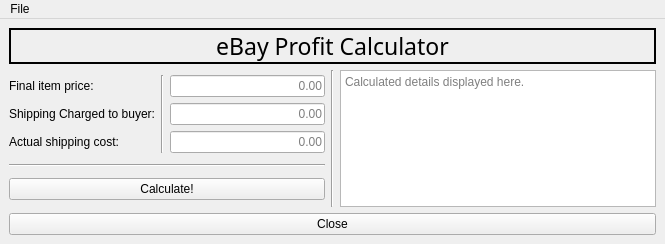
The window that calcwindow.ui (bytePro17124/eBayFeeCalculator) describes before a commit, drawn with Qt 5.
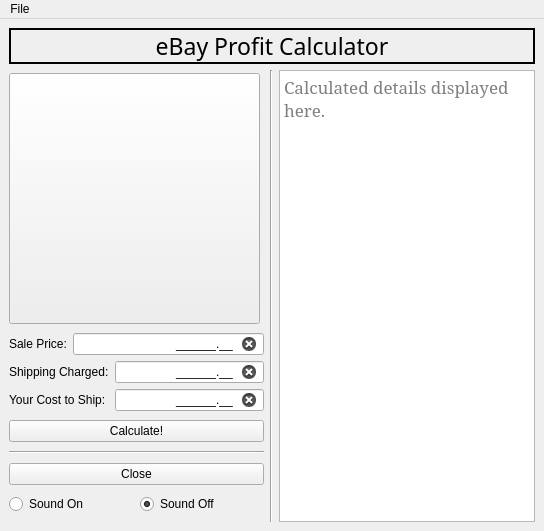
The same window after the commit.

Patch:
```diff
--- a/calcwindow.ui
+++ b/calcwindow.ui
@@ -6,18 +6,16 @@
    <rect>
     <x>0</x>
     <y>0</y>
-    <width>665</width>
-    <height>244</height>
+    <width>544</width>
+    <height>531</height>
    </rect>
   </property>
   <property name="windowTitle">
    <string>eBay Profit Calculator</string>
   </property>
   <widget class="QWidget" name="centralwidget">
-   <layout class="QVBoxLayout" name="verticalLayout_5">
-    <item>
-     <layout class="QVBoxLayout" name="verticalLayout_4">
-      <item>
+   <layout class="QGridLayout" name="gridLayout_2">
+    <item row="0" column="0">
        <widget class="QLabel" name="label_4">
         <property name="font">
          <font>
@@ -36,101 +34,128 @@
         </property>
        </widget>
       </item>
-      <item>
+    <item row="1" column="0">
        <layout class="QHBoxLayout" name="horizontalLayout_2">
         <item>
-         <layout class="QVBoxLayout" name="verticalLayout_3">
-          <item>
-           <layout class="QHBoxLayout" name="horizontalLayout">
-            <item>
              <layout class="QVBoxLayout" name="verticalLayout">
               <item>
+         <widget class="QPushButton" name="PepperBay_button">
+          <property name="enabled">
+           <bool>true</bool>
+          </property>
+          <property name="sizePolicy">
+           <sizepolicy hsizetype="Maximum" vsizetype="Maximum">
+            <horstretch>251</horstretch>
+            <verstretch>251</verstretch>
+           </sizepolicy>
+          </property>
+          <property name="minimumSize">
+           <size>
+            <width>251</width>
+            <height>251</height>
+           </size>
+          </property>
+          <property name="cursor">
+           <cursorShape>PointingHandCursor</cursorShape>
+          </property>
+          <property name="layoutDirection">
+           <enum>Qt::LeftToRight</enum>
+          </property>
+          <property name="text">
+           <string/>
+          </property>
+         </widget>
+        </item>
+        <item>
+         <layout class="QGridLayout" name="gridLayout">
+          <item row="0" column="0">
                <widget class="QLabel" name="label">
-                <property name="font">
-                 <font>
-                  <pointsize>9</pointsize>
-                 </font>
-                </property>
                 <property name="text">
-                 <string>Final item price:</string>
+             <string>Sale Price:</string>
                 </property>
                </widget>
               </item>
-              <item>
-               <widget class="QLabel" name="label_2">
-                <property name="font">
-                 <font>
-                  <pointsize>9</pointsize>
-                 </font>
-                </property>
-                <property name="text">
-                 <string>Shipping Charged to buyer:</string>
-                </property>
-               </widget>
-              </item>
-              <item>
-               <widget class="QLabel" name="label_3">
-                <property name="font">
-                 <font>
-                  <pointsize>9</pointsize>
-                 </font>
-                </property>
-                <property name="text">
-                 <string>Actual shipping cost:</string>
-                </property>
-               </widget>
-              </item>
-             </layout>
-            </item>
-            <item>
-             <widget class="Line" name="line">
-              <property name="orientation">
-               <enum>Qt::Vertical</enum>
-              </property>
-             </widget>
-            </item>
-            <item>
-             <layout class="QVBoxLayout" name="verticalLayout_2">
-              <item>
+          <item row="0" column="1" colspan="2">
                <widget class="QLineEdit" name="Final_Item_Price_Field">
+            <property name="cursor">
+             <cursorShape>ArrowCursor</cursorShape>
+            </property>
+            <property name="inputMask">
+             <string>000000.00;_</string>
+            </property>
+            <property name="cursorPosition">
+             <number>0</number>
+            </property>
                 <property name="alignment">
                  <set>Qt::AlignRight|Qt::AlignTrailing|Qt::AlignVCenter</set>
                 </property>
                 <property name="placeholderText">
-                 <string>0.00</string>
-                </property>
-               </widget>
-              </item>
-              <item>
+             <string>Final Sale Price</string>
+            </property>
+            <property name="clearButtonEnabled">
+             <bool>true</bool>
+            </property>
+           </widget>
+          </item>
+          <item row="1" column="0" colspan="2">
+           <widget class="QLabel" name="label_2">
+            <property name="text">
+             <string>Shipping Charged:</string>
+            </property>
+           </widget>
+          </item>
+          <item row="1" column="2">
                <widget class="QLineEdit" name="Shipping_Charged_Field">
+            <property name="cursor">
+             <cursorShape>ArrowCursor</cursorShape>
+            </property>
+            <property name="inputMask">
+             <string>000000.00;_</string>
+            </property>
+            <property name="cursorPosition">
+             <number>0</number>
+            </property>
                 <property name="alignment">
                  <set>Qt::AlignRight|Qt::AlignTrailing|Qt::AlignVCenter</set>
                 </property>
                 <property name="placeholderText">
-                 <string>0.00</string>
-                </property>
-               </widget>
-              </item>
-              <item>
+             <string>Shipping Charged to Buyer</string>
+            </property>
+            <property name="clearButtonEnabled">
+             <bool>true</bool>
+            </property>
+           </widget>
+          </item>
+          <item row="2" column="0" colspan="2">
+           <widget class="QLabel" name="label_3">
+            <property name="text">
+             <string>Your Cost to Ship:</string>
+            </property>
+           </widget>
+          </item>
+          <item row="2" column="2">
                <widget class="QLineEdit" name="Actual_Shipping_Cost_Field">
+            <property name="cursor">
+             <cursorShape>ArrowCursor</cursorShape>
+            </property>
+            <property name="inputMask">
+             <string>000000.00;_</string>
+            </property>
+            <property name="cursorPosition">
+             <number>0</number>
+            </property>
                 <property name="alignment">
                  <set>Qt::AlignRight|Qt::AlignTrailing|Qt::AlignVCenter</set>
                 </property>
                 <property name="placeholderText">
-                 <string>0.00</string>
-                </property>
+             <string>Actual Shipping Cost</string>
+            </property>
+            <property name="clearButtonEnabled">
+             <bool>true</bool>
+            </property>
                </widget>
               </item>
              </layout>
-            </item>
-           </layout>
-          </item>
-          <item>
-           <widget class="Line" name="line_3">
-            <property name="orientation">
-             <enum>Qt::Horizontal</enum>
-            </property>
-           </widget>
           </item>
           <item>
            <widget class="QPushButton" name="Calculate_button">
@@ -139,6 +164,50 @@
             </property>
            </widget>
           </item>
+        <item>
+         <widget class="Line" name="line_4">
+          <property name="orientation">
+           <enum>Qt::Horizontal</enum>
+          </property>
+         </widget>
+        </item>
+        <item>
+         <widget class="QPushButton" name="Close_button">
+          <property name="cursor">
+           <cursorShape>PointingHandCursor</cursorShape>
+          </property>
+          <property name="text">
+           <string>Close</string>
+          </property>
+         </widget>
+        </item>
+        <item>
+         <layout class="QHBoxLayout" name="horizontalLayout">
+          <item>
+           <widget class="QRadioButton" name="radioButton">
+            <property name="cursor">
+             <cursorShape>ArrowCursor</cursorShape>
+            </property>
+            <property name="text">
+             <string>Sound On</string>
+            </property>
+           </widget>
+          </item>
+          <item>
+           <widget class="QRadioButton" name="radioButton_2">
+            <property name="cursor">
+             <cursorShape>ArrowCursor</cursorShape>
+            </property>
+            <property name="text">
+             <string>Sound Off</string>
+            </property>
+            <property name="checked">
+             <bool>true</bool>
+            </property>
+           </widget>
+          </item>
+         </layout>
+        </item>
          </layout>
         </item>
         <item>
@@ -150,6 +219,14 @@
         </item>
         <item>
          <widget class="QTextBrowser" name="Details_Text_Area">
+        <property name="font">
+         <font>
+          <family>Garamond</family>
+          <pointsize>13</pointsize>
+          <weight>50</weight>
+          <bold>false</bold>
+         </font>
+        </property>
           <property name="placeholderText">
            <string>Calculated details displayed here.</string>
           </property>
@@ -157,15 +234,6 @@
         </item>
        </layout>
       </item>
-      <item>
-       <widget class="QPushButton" name="Close_button">
-        <property name="text">
-         <string>Close</string>
-        </property>
-       </widget>
-      </item>
-     </layout>
-    </item>
    </layout>
   </widget>
   <widget class="QMenuBar" name="menubar">
@@ -173,7 +241,7 @@
     <rect>
      <x>0</x>
      <y>0</y>
-     <width>665</width>
+     <width>544</width>
      <height>21</height>
     </rect>
    </property>
```
Left out of the diff: 9 changed lines with no effect on the pictures. Lines whose indentation alone changed are shown as unchanged.
